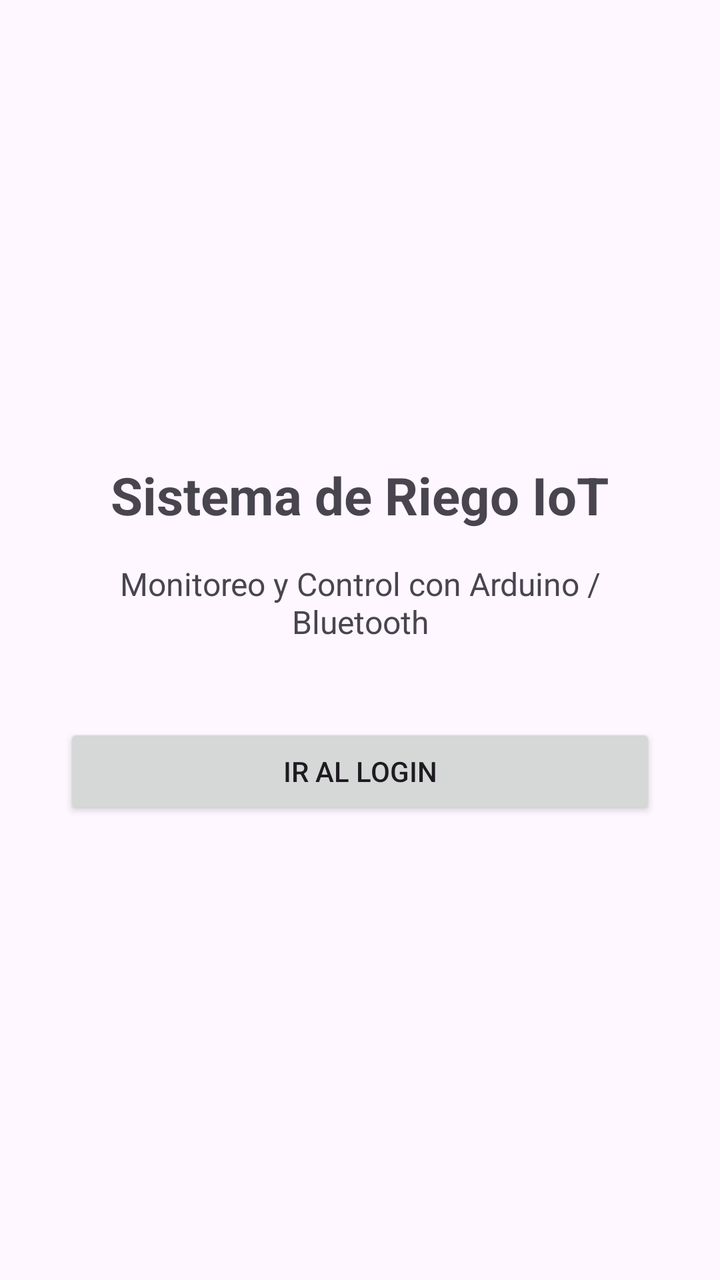
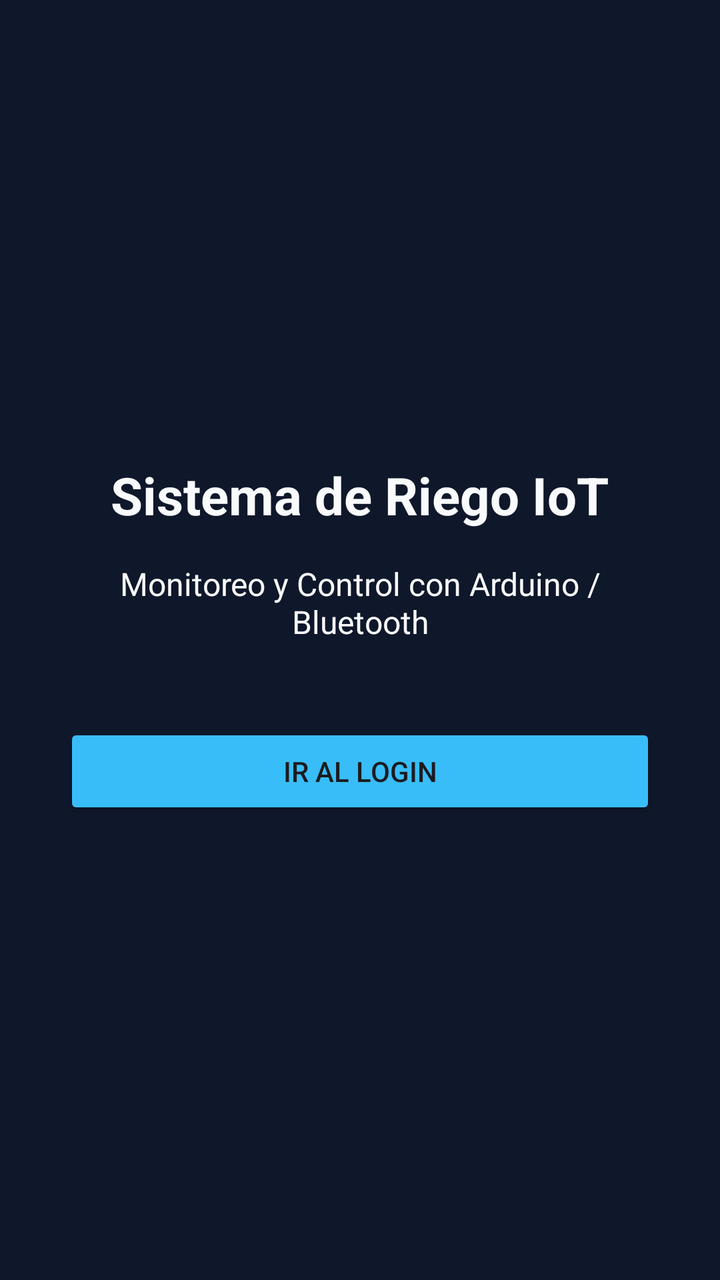

Two renders of the same Android screen: before a commit and after it. Below are the layout's source before the change and the commit's diff.
<!-- AndroidManifest.xml: application theme Theme.MyApplication -->
<!-- res/layout/activity_splash.xml -->
<?xml version="1.0" encoding="utf-8"?>
<LinearLayout xmlns:android="http://schemas.android.com/apk/res/android"
    android:layout_width="match_parent"
    android:layout_height="match_parent"
    android:orientation="vertical"
    android:padding="32dp"
    android:gravity="center">

    
    <TextView
        android:id="@+id/tvTituloSplash"
        android:layout_width="wrap_content"
        android:layout_height="wrap_content"
        android:text="Sistema de Riego IoT"
        android:textSize="26sp"
        android:textStyle="bold"
        android:gravity="center"
        android:layout_marginBottom="16dp" />

    <TextView
        android:id="@+id/tvSubtituloSplash"
        android:layout_width="wrap_content"
        android:layout_height="wrap_content"
        android:text="Monitoreo y Control con Arduino / Bluetooth"
        android:textSize="16sp"
        android:gravity="center"
        android:layout_marginBottom="40dp" />

    
    <Button
        android:id="@+id/btnNextToLogin"
        android:layout_width="match_parent"
        android:layout_height="wrap_content"
        android:minHeight="48dp"
        android:text="Ir al Login" />

</LinearLayout>
<!-- resources referenced by this layout -->
<resources>
  <style name="Theme.MyApplication" parent="Base.Theme.MyApplication" />
  <style name="Base.Theme.MyApplication" parent="Theme.Material3.DayNight.NoActionBar">
          
          
      </style>
</resources>

<!-- the commit's change to res/layout/activity_splash.xml (unified diff, before → after) -->
@@ -2,6 +2,7 @@
 <LinearLayout xmlns:android="http://schemas.android.com/apk/res/android"
     android:layout_width="match_parent"
     android:layout_height="match_parent"
+    android:background="#0F172A"
     android:orientation="vertical"
     android:padding="32dp"
     android:gravity="center">
@@ -11,19 +12,21 @@
         android:id="@+id/tvTituloSplash"
         android:layout_width="wrap_content"
         android:layout_height="wrap_content"
-        android:text="Sistema de Riego IoT"
+        android:text="@string/sistema_de_riego_iot"
         android:textSize="26sp"
         android:textStyle="bold"
         android:gravity="center"
+        android:textColor="#F8FAFC"
         android:layout_marginBottom="16dp" />
 
     <TextView
         android:id="@+id/tvSubtituloSplash"
         android:layout_width="wrap_content"
         android:layout_height="wrap_content"
-        android:text="Monitoreo y Control con Arduino / Bluetooth"
+        android:text="@string/monitoreo_y_control_con_arduino_bluetooth4"
         android:textSize="16sp"
         android:gravity="center"
+        android:textColor="#F8FAFC"
         android:layout_marginBottom="40dp" />
 
     
@@ -31,7 +34,8 @@
         android:id="@+id/btnNextToLogin"
         android:layout_width="match_parent"
         android:layout_height="wrap_content"
+        android:backgroundTint="#38BDF8"
         android:minHeight="48dp"
-        android:text="Ir al Login" />
+        android:text="@string/ir_al_login4" />
 
 </LinearLayout>
<!-- resource entries referenced after the edit -->
@@ -1,5 +1,8 @@
 <!-- resources referenced by this layout -->
 <resources>
+  <string name="ir_al_login4">Ir al Login</string>
+  <string name="monitoreo_y_control_con_arduino_bluetooth4">Monitoreo y Control con Arduino / Bluetooth</string>
+  <string name="sistema_de_riego_iot">Sistema de Riego IoT</string>
   <style name="Theme.MyApplication" parent="Base.Theme.MyApplication" />
   <style name="Base.Theme.MyApplication" parent="Theme.Material3.DayNight.NoActionBar">
           
